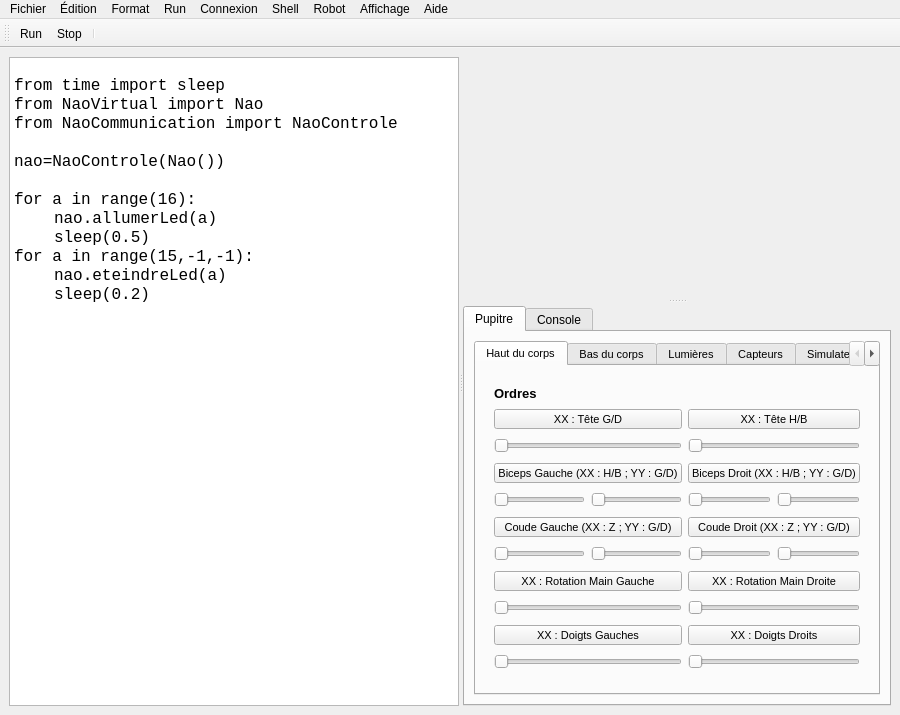
Above: dep/simulator.ui from AdrienVR/NaoSimulator before the change. Below: the same form after it.
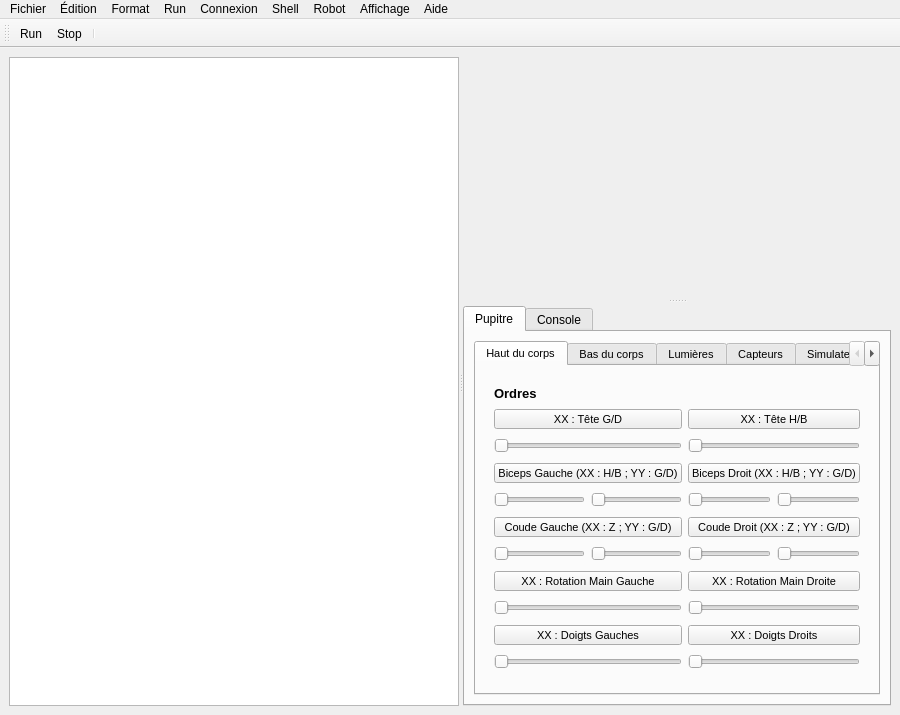
That is the form after the change. Icons and pictures are not drawn.

```diff
--- a/dep/simulator.ui
+++ b/dep/simulator.ui
@@ -54,19 +54,7 @@
 &lt;html&gt;&lt;head&gt;&lt;meta name=&quot;qrichtext&quot; content=&quot;1&quot; /&gt;&lt;style type=&quot;text/css&quot;&gt;
 p, li { white-space: pre-wrap; }
 &lt;/style&gt;&lt;/head&gt;&lt;body style=&quot; font-family:'Courier New'; font-size:12pt; font-weight:400; font-style:normal;&quot;&gt;
-&lt;p style=&quot;-qt-paragraph-type:empty; margin-top:0px; margin-bottom:0px; margin-left:0px; margin-right:0px; -qt-block-indent:0; text-indent:0px; font-family:'MS Shell Dlg 2'; font-size:8pt;&quot;&gt;&lt;br /&gt;&lt;/p&gt;
-&lt;p style=&quot; margin-top:0px; margin-bottom:0px; margin-left:0px; margin-right:0px; -qt-block-indent:0; text-indent:0px;&quot;&gt;&lt;span style=&quot; font-family:'MS Shell Dlg 2';&quot;&gt;from time import sleep&lt;/span&gt;&lt;/p&gt;
-&lt;p style=&quot; margin-top:0px; margin-bottom:0px; margin-left:0px; margin-right:0px; -qt-block-indent:0; text-indent:0px;&quot;&gt;&lt;span style=&quot; font-family:'MS Shell Dlg 2';&quot;&gt;from NaoVirtual import Nao&lt;/span&gt;&lt;/p&gt;
-&lt;p style=&quot; margin-top:0px; margin-bottom:0px; margin-left:0px; margin-right:0px; -qt-block-indent:0; text-indent:0px;&quot;&gt;&lt;span style=&quot; font-family:'MS Shell Dlg 2';&quot;&gt;from NaoCommunication import NaoControle&lt;/span&gt;&lt;/p&gt;
-&lt;p style=&quot;-qt-paragraph-type:empty; margin-top:0px; margin-bottom:0px; margin-left:0px; margin-right:0px; -qt-block-indent:0; text-indent:0px; font-family:'MS Shell Dlg 2';&quot;&gt;&lt;br /&gt;&lt;/p&gt;
-&lt;p style=&quot; margin-top:0px; margin-bottom:0px; margin-left:0px; margin-right:0px; -qt-block-indent:0; text-indent:0px;&quot;&gt;&lt;span style=&quot; font-family:'MS Shell Dlg 2';&quot;&gt;nao=NaoControle(Nao())&lt;/span&gt;&lt;/p&gt;
-&lt;p style=&quot;-qt-paragraph-type:empty; margin-top:0px; margin-bottom:0px; margin-left:0px; margin-right:0px; -qt-block-indent:0; text-indent:0px; font-family:'MS Shell Dlg 2';&quot;&gt;&lt;br /&gt;&lt;/p&gt;
-&lt;p style=&quot; margin-top:0px; margin-bottom:0px; margin-left:0px; margin-right:0px; -qt-block-indent:0; text-indent:0px;&quot;&gt;&lt;span style=&quot; font-family:'MS Shell Dlg 2';&quot;&gt;for a in range(16):&lt;/span&gt;&lt;/p&gt;
-&lt;p style=&quot; margin-top:0px; margin-bottom:0px; margin-left:0px; margin-right:0px; -qt-block-indent:0; text-indent:0px;&quot;&gt;&lt;span style=&quot; font-family:'MS Shell Dlg 2';&quot;&gt;	nao.allumerLed(a)&lt;/span&gt;&lt;/p&gt;
-&lt;p style=&quot; margin-top:0px; margin-bottom:0px; margin-left:0px; margin-right:0px; -qt-block-indent:0; text-indent:0px;&quot;&gt;&lt;span style=&quot; font-family:'MS Shell Dlg 2';&quot;&gt;	sleep(0.5)&lt;/span&gt;&lt;/p&gt;
-&lt;p style=&quot; margin-top:0px; margin-bottom:0px; margin-left:0px; margin-right:0px; -qt-block-indent:0; text-indent:0px;&quot;&gt;&lt;span style=&quot; font-family:'MS Shell Dlg 2';&quot;&gt;for a in range(15,-1,-1):&lt;/span&gt;&lt;/p&gt;
-&lt;p style=&quot; margin-top:0px; margin-bottom:0px; margin-left:0px; margin-right:0px; -qt-block-indent:0; text-indent:0px;&quot;&gt;&lt;span style=&quot; font-family:'MS Shell Dlg 2';&quot;&gt;	nao.eteindreLed(a)&lt;/span&gt;&lt;/p&gt;
-&lt;p style=&quot; margin-top:0px; margin-bottom:0px; margin-left:0px; margin-right:0px; -qt-block-indent:0; text-indent:0px;&quot;&gt;&lt;span style=&quot; font-family:'MS Shell Dlg 2';&quot;&gt;	sleep(0.2)&lt;/span&gt;&lt;/p&gt;&lt;/body&gt;&lt;/html&gt;</string>
+&lt;p style=&quot;-qt-paragraph-type:empty; margin-top:0px; margin-bottom:0px; margin-left:0px; margin-right:0px; -qt-block-indent:0; text-indent:0px; font-family:'MS Shell Dlg 2'; font-size:8pt;&quot;&gt;&lt;br /&gt;&lt;/p&gt;&lt;/body&gt;&lt;/html&gt;</string>
        </property>
        <property name="tabStopWidth">
         <number>40</number>
```
Left out of the diff: 6 changed lines with no effect on the pictures.
